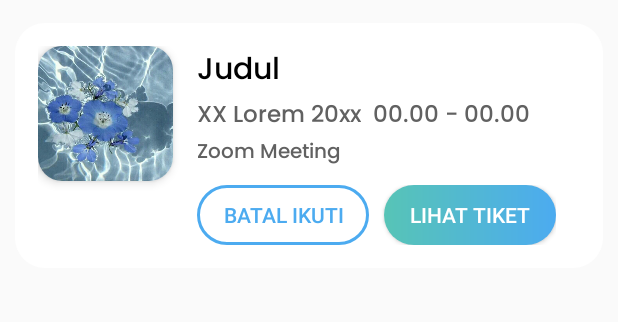
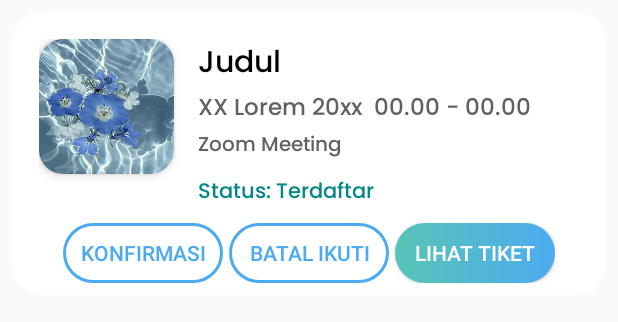
Before and after one commit to abhistbn/HuddleUp, an Android app: the layout n_item_event.xml on its own in the app's theme, with its tools: preview values and no code run, on a phone screen of 412 x 824 dp. Shown: the top 322 px of the screen. Run offline under Robolectric (Android 15) with nearby library versions, the phone set to English and light mode, and no system bars.

Commit message:
update pendaftaran event

```diff
--- a/app/src/main/AndroidManifest.xml
+++ b/app/src/main/AndroidManifest.xml
@@ -31,7 +31,9 @@
             android:name=".N_detailEvent"
             android:exported="false" />
         <activity
-            android:name=".WishlistActivity"
+            android:name=".D_WishlistActivity"
+            android:exported="false" />
+        <activity android:name=".D_WishlistDetailActivity"
             android:exported="false" />
         <activity
             android:name=".N_LauncherActivity"
@@ -50,7 +52,7 @@
             android:name=".N_LoginActivity"
             android:exported="false" />
         <activity
-            android:name=".NotificationActivity"
+            android:name=".J_NotificationActivity"
             android:exported="false" />
     </application>
 
--- a/app/src/main/res/layout/n_item_event.xml
+++ b/app/src/main/res/layout/n_item_event.xml
@@ -3,29 +3,33 @@
     xmlns:android="http://schemas.android.com/apk/res/android"
     android:layout_width="match_parent"
     android:layout_height="wrap_content"
-    xmlns:app="http://schemas.android.com/apk/res-auto">
+    xmlns:app="http://schemas.android.com/apk/res-auto"
+    android:background="@drawable/bg_itemevent"
+    android:layout_margin="8dp"
+    android:padding="8dp">
 
     <LinearLayout
         android:id="@+id/contact_layout"
         android:layout_width="match_parent"
         android:layout_height="wrap_content"
-        android:layout_marginTop="15dp"
+        android:layout_marginTop="10dp"
         android:layout_marginLeft="10dp"
         android:layout_marginRight="10dp"
-        android:padding="15dp"
         android:orientation="horizontal"
-        android:background="@drawable/bg_itemevent"
         app:layout_constraintTop_toTopOf="parent"
         app:layout_constraintLeft_toLeftOf="parent"
         app:layout_constraintRight_toRightOf="parent">
+
         <androidx.cardview.widget.CardView
             android:layout_width="wrap_content"
             android:layout_height="wrap_content"
             app:cardCornerRadius="16dp"
             app:cardElevation="4dp">
+
             <FrameLayout
                 android:layout_width="wrap_content"
                 android:layout_height="wrap_content">
+
                 <ImageView
                     android:id="@+id/imgEvent"
                     android:layout_width="90dp"
@@ -34,12 +38,15 @@
                     android:src="@drawable/event" />
             </FrameLayout>
         </androidx.cardview.widget.CardView>
+
         <LinearLayout
-            android:layout_width="match_parent"
+            android:layout_width="0dp"
             android:layout_height="wrap_content"
+            android:layout_weight="1"
             android:layout_marginLeft="16dp"
             android:layout_marginRight="16dp"
             android:orientation="vertical">
+
             <LinearLayout
                 android:layout_width="match_parent"
                 android:layout_height="wrap_content"
@@ -54,6 +61,7 @@
                     android:textSize="20sp"
                     android:textColor="@color/black" />
             </LinearLayout>
+
             <LinearLayout
                 android:layout_width="match_parent"
                 android:layout_height="wrap_content"
@@ -66,7 +74,7 @@
                     android:textSize="15sp"
                     android:fontFamily="@font/poppinsmedium"
                     android:textColor="@color/darkGrey"
-                android:layout_marginEnd="8dp"/>
+                    android:layout_marginEnd="8dp" />
                 <TextView
                     android:id="@+id/txtWaktu"
                     android:layout_width="wrap_content"
@@ -75,8 +83,9 @@
                     android:text="00.00 - 00.00"
                     android:textSize="15sp"
                     android:fontFamily="@font/poppinsmedium"
-                android:textColor="@color/darkGrey"/>
+                    android:textColor="@color/darkGrey" />
             </LinearLayout>
+
             <TextView
                 android:id="@+id/txtLokasi"
                 android:layout_width="wrap_content"
@@ -85,38 +94,64 @@
                 android:text="Zoom Meeting"
                 android:textSize="13sp"
                 android:fontFamily="@font/poppinsmedium"
-                android:textColor="@color/darkGrey"/>
+                android:textColor="@color/darkGrey" />
+
+            <TextView
+                android:id="@+id/txtStatus"
+                android:layout_width="wrap_content"
+                android:layout_height="wrap_content"
+                android:text="Status: Terdaftar"
+                android:layout_marginTop="8dp"
+                android:textSize="14sp"
+                android:fontFamily="@font/poppinsmedium"
+                android:textColor="@color/teal_700" />
+        </LinearLayout>
+    </LinearLayout>
+
     <LinearLayout
         android:layout_width="match_parent"
         android:layout_height="wrap_content"
         android:orientation="horizontal"
-                android:layout_marginTop="10dp">
+        android:layout_marginTop="8dp"
+        android:layout_marginStart="26dp"
+        android:layout_marginEnd="26dp"
+        app:layout_constraintTop_toBottomOf="@+id/contact_layout"
+        app:layout_constraintStart_toStartOf="parent"
+        app:layout_constraintEnd_toEndOf="parent">
+
+        <Button
+            android:id="@+id/btniv_konfirmasi"
+            android:layout_width="0dp"
+            android:layout_height="40dp"
+            android:layout_weight="1"
+            android:background="@drawable/btn_eventku"
+            android:text="KONFIRMASI"
+            android:textAllCaps="false"
+            android:textColor="@color/biruMuda"
+            android:textSize="14sp"
+            android:layout_marginEnd="4dp" />
+
         <Button
             android:id="@+id/btniv_batal"
-                    android:layout_width="70dp"
+            android:layout_width="0dp"
             android:layout_height="40dp"
             android:layout_weight="1"
-                    android:gravity="center"
             android:background="@drawable/btn_itemevent"
             android:text="Batal Ikuti"
             android:textColor="@color/biruMuda"
             android:textSize="14sp"
-                    android:layout_marginEnd="10dp"/>
+            android:layout_marginEnd="4dp" />
+
         <Button
             android:id="@+id/btniv_detail"
-                    android:layout_width="70dp"
+            android:layout_width="0dp"
             android:layout_height="40dp"
             android:layout_weight="1"
-                    android:gravity="center"
-                    android:padding="2dp"
             android:background="@drawable/btn_siginsigin"
             android:text="Lihat Tiket"
             android:textColor="@color/white"
             android:textAllCaps="true"
-                    android:textSize="14sp"/>
-
-            </LinearLayout>
-        </LinearLayout>
+            android:textSize="14sp" />
     </LinearLayout>
 
 </androidx.constraintlayout.widget.ConstraintLayout>
--- a/gradle/libs.versions.toml
+++ b/gradle/libs.versions.toml
@@ -13,6 +13,7 @@ androidxAnnotation = "1.8.1"
 coreKtx = "1.13.1"
 lifecycleRuntimeKtx = "2.8.3"
 kotlin = "1.9.23"
+firebaseDatabase = "21.0.0"
 
 [libraries]
 junit = { group = "junit", name = "junit", version.ref = "junit" }
@@ -28,6 +29,7 @@ androidx-lifecycle-runtime-ktx = { group = "androidx.lifecycle", name = "lifecyc
 firebase-bom = { group = "com.google.firebase", name = "firebase-bom", version.ref = "firebaseBom" }
 firebase-auth = { group = "com.google.firebase", name = "firebase-auth" }
 firebase-database = { group = "com.google.firebase", name = "firebase-database" }
+google-firebase-database = { group = "com.google.firebase", name = "firebase-database", version.ref = "firebaseDatabase" }
 
 [plugins]
 androidApplication = { id = "com.android.application", version.ref = "agp" }
```
Also changed, not shown: app/build.gradle (+8 -0 lines), app/src/main/java/com/example/huddleup/AddEditNoteActivity.java (deleted, +0 -24 lines), app/src/main/java/com/example/huddleup/N_EventAdapterMyEvent.java (+25 -2 lines), app/src/main/java/com/example/huddleup/N_EventKu.java (+42 -13 lines), app/src/main/java/com/example/huddleup/N_EventModel.java (+13 -13 lines), app/src/main/java/com/example/huddleup/N_RegistrationInfo.java (added, +30 -0 lines), app/src/main/java/com/example/huddleup/N_detailEvent.java (+2 -26 lines). Lines whose indentation alone changed are shown as unchanged.
